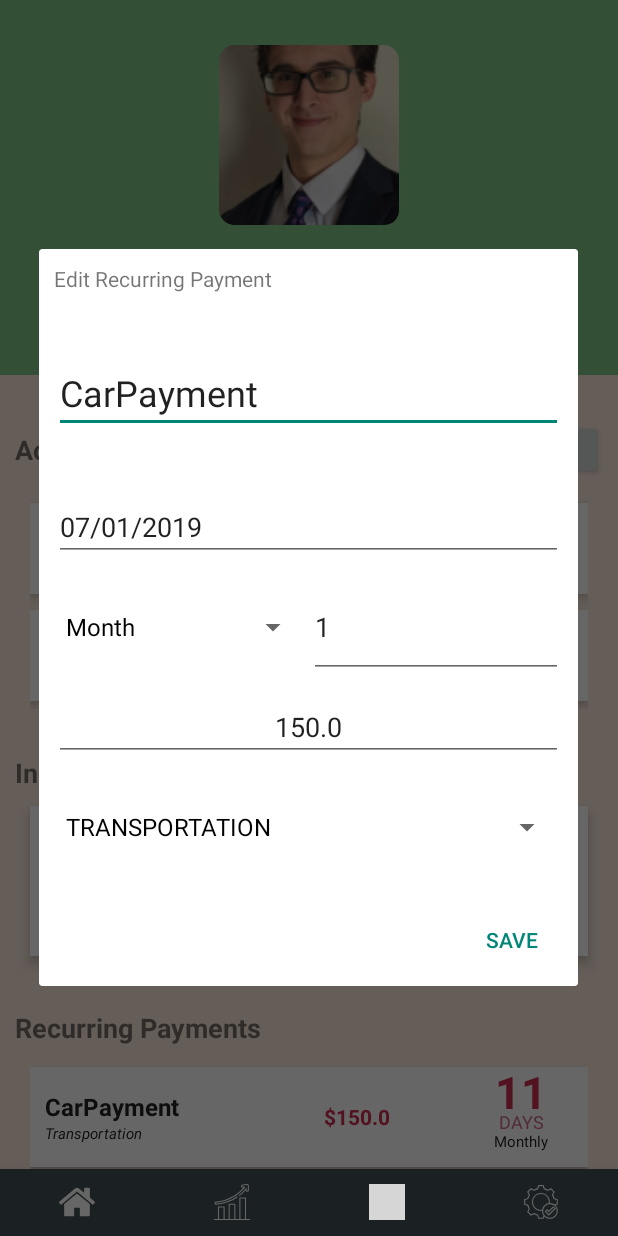
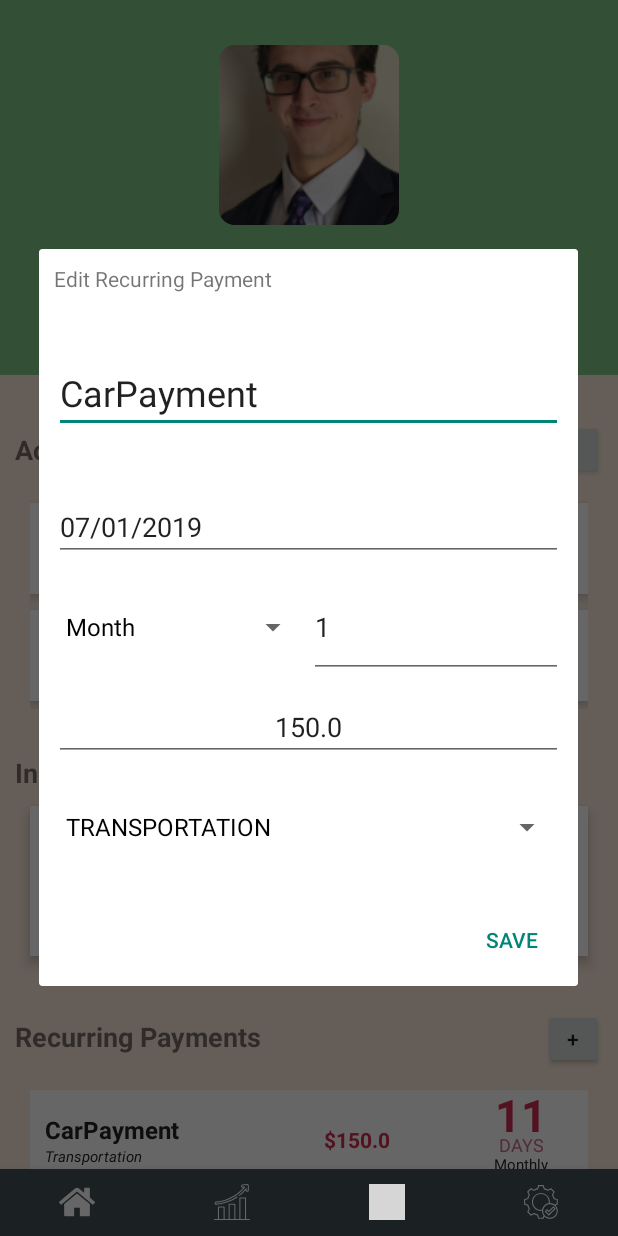
Before and after one commit to mikecancelosi/BudgetAssistant, an Android app: the SettingsFragment screen opened through its navigation route, after a tap on "CarPayment", on a phone screen of 412 x 824 dp. Run offline under Robolectric (Android 15) with nearby library versions, the light colour scheme and no system bars; our stand-ins replace navigation-ui; libraries missing offline, so code that uses them is left out: com.github.mikephil.charting; plain views replace PieChart; 40 statements that could not run were skipped; grey boxes are pictures that could not be loaded.

Commit message:
User can add recurring transactions
Signed-off-by: Mike Cancelosi <mike.cancelosi@gmail.com>

```diff
--- a/app/src/main/java/com/example/budgetassistant/adapters/RecurringPaymentAdapter.java
+++ b/app/src/main/java/com/example/budgetassistant/adapters/RecurringPaymentAdapter.java
@@ -85,7 +85,7 @@ public class RecurringPaymentAdapter extends  RecyclerView.Adapter<RecurringPaym
     public void openDialog(int position){
         RecurringPaymentDialog dialog = new RecurringPaymentDialog();
         RecurringTransaction transaction = mData.get(position);
-        dialog.setTransaction(transaction,position);
+        dialog.setTransaction(transaction);
         dialog.setDialogResult(new RecurringPaymentDialog.RecurringPaymentDialogListener() {
             @Override
             public void applyChanges(RecurringTransaction transaction) {
--- a/app/src/main/java/com/example/budgetassistant/dialogs/RecurringPaymentDialog.java
+++ b/app/src/main/java/com/example/budgetassistant/dialogs/RecurringPaymentDialog.java
@@ -20,6 +20,7 @@ import androidx.appcompat.app.AppCompatDialogFragment;
 import com.example.budgetassistant.R;
 import com.example.budgetassistant.TransactionCategories;
 import com.example.budgetassistant.models.RecurringTransaction;
+import com.example.budgetassistant.models.Transaction;
 import com.google.android.material.textfield.TextInputLayout;
 
 import java.text.ParseException;
@@ -35,7 +36,6 @@ public class RecurringPaymentDialog extends AppCompatDialogFragment {
     private View view;
     private final SimpleDateFormat sdf = new SimpleDateFormat("MM/dd/yyyy");
     private RecurringPaymentDialogListener mListener;
-    private int mIndex;
     private EditText descriptionText;
     private Spinner dialogFrequency;
     private EditText dialogFrequencyValue;
@@ -78,13 +78,15 @@ public class RecurringPaymentDialog extends AppCompatDialogFragment {
 
         Dialog dialog =  builder.create();
         dialog.getWindow().setLayout(ViewGroup.LayoutParams.WRAP_CONTENT,ViewGroup.LayoutParams.WRAP_CONTENT);
+        if(mTransaction == null){
+            mTransaction = new RecurringTransaction();
+        }
         setupDialogView();
         return dialog;
     }
 
-    public void setTransaction(RecurringTransaction recurringTransaction,int index){
+    public void setTransaction(RecurringTransaction recurringTransaction){
         mTransaction = recurringTransaction;
-        mIndex = index;
     }
 
     final DatePickerDialog.OnDateSetListener date =  new DatePickerDialog.OnDateSetListener() {
--- a/app/src/main/res/layout/fragment_settings.xml
+++ b/app/src/main/res/layout/fragment_settings.xml
@@ -155,13 +155,26 @@
                 android:layout_margin="10dp"
                 android:orientation="vertical">
 
-                <TextView
-                    android:id="@+id/textView11"
+                <LinearLayout
                     android:layout_width="match_parent"
                     android:layout_height="wrap_content"
-                    android:text="Recurring Payments"
-                    android:textSize="18sp"
-                    android:textStyle="bold" />
+                    android:orientation="horizontal">
+
+                    <TextView
+                        android:id="@+id/textView11"
+                        android:layout_width="match_parent"
+                        android:layout_height="wrap_content"
+                        android:layout_weight="1"
+                        android:text="Recurring Payments"
+                        android:textSize="18sp"
+                        android:textStyle="bold" />
+
+                    <Button
+                        android:id="@+id/AddRecurPaymentBtn"
+                        android:layout_width="40dp"
+                        android:layout_height="40dp"
+                        android:text="+" />
+                </LinearLayout>
 
 
                 <androidx.recyclerview.widget.RecyclerView
```
Also changed, not shown: app/src/main/java/com/example/budgetassistant/SettingsFragment.java (+30 -0 lines), app/src/main/java/com/example/budgetassistant/models/RecurringTransaction.java (+12 -0 lines), app/src/main/java/com/example/budgetassistant/viewmodels/SettingsViewModel.java (+7 -0 lines).
